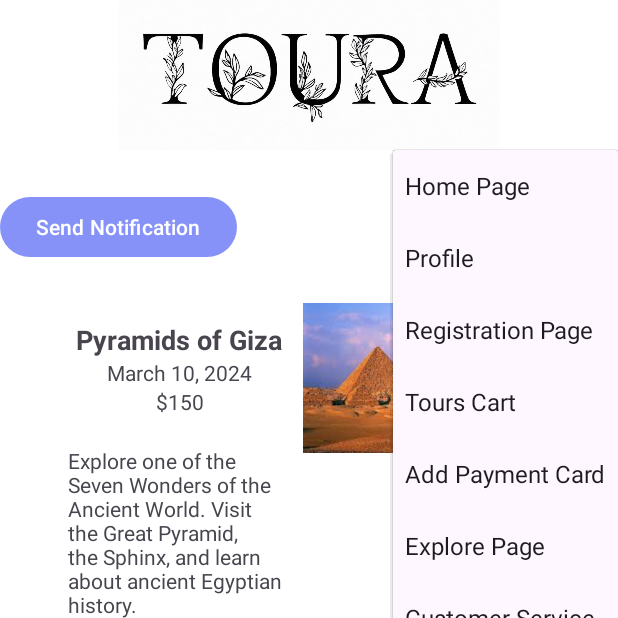
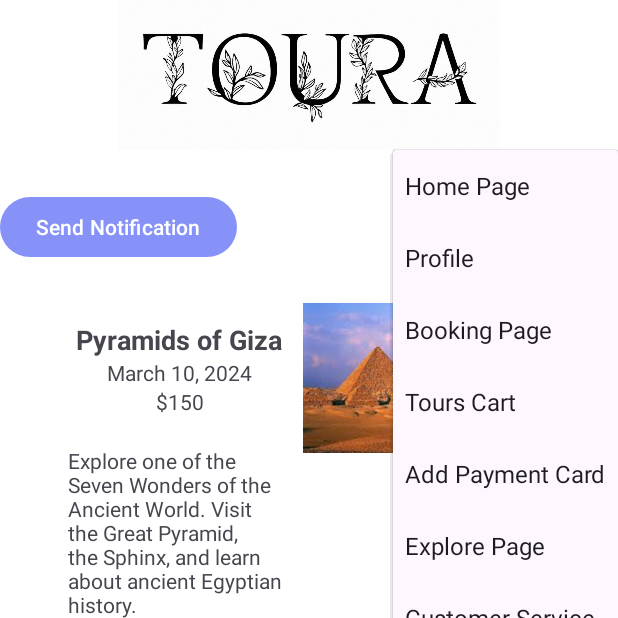
Before and after one commit to Ahmed-Emadeldin-Haggag/Toura, an Android app: the MainActivity screen opened directly, with no data from a screen before it, after a tap on an icon or button, on a phone screen of 412 x 824 dp, the top half of it. Run offline under Robolectric (Android 15) with nearby library versions, the light colour scheme and no system bars; our stand-ins replace Firebase (no records; nobody signed in at launch, a user with empty details on screens opened directly).

Commit message:
solving problems

```diff
--- a/app/src/main/java/com/example/touraapplication/MainActivity.kt
+++ b/app/src/main/java/com/example/touraapplication/MainActivity.kt
@@ -98,7 +98,7 @@ class MainActivity : AppCompatActivity() {
         createNotificationChannel()
 
         // Set up Spinner
-        val spinnerItems = listOf("Home Page", "Profile","Registration Page", "Tours Cart","Add Payment Card","Explore Page", "Customer Service","Sign Out")
+        val spinnerItems = listOf("Home Page", "Profile","Booking Page", "Tours Cart" ,"Add Payment Card","Explore Page", "Customer Service","Sign Out")
         val spinnerAdapter = ArrayAdapter(this, android.R.layout.simple_spinner_item, spinnerItems)
         spinnerAdapter.setDropDownViewResource(android.R.layout.simple_spinner_dropdown_item)
         binding.spinner.adapter = spinnerAdapter
```
